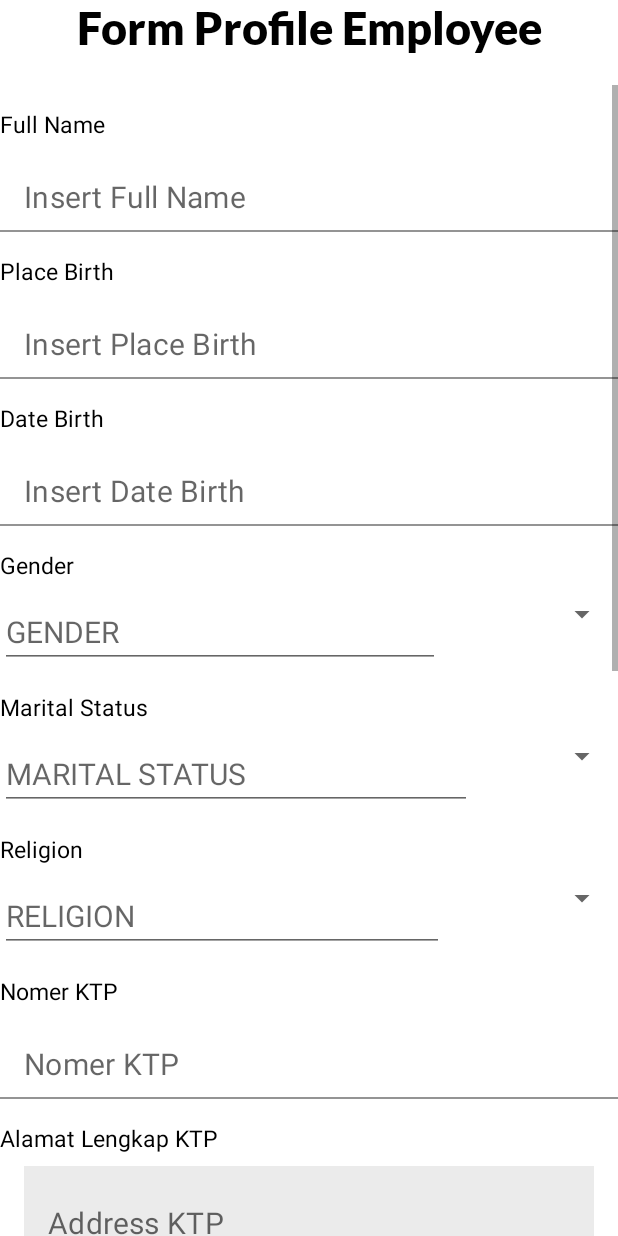
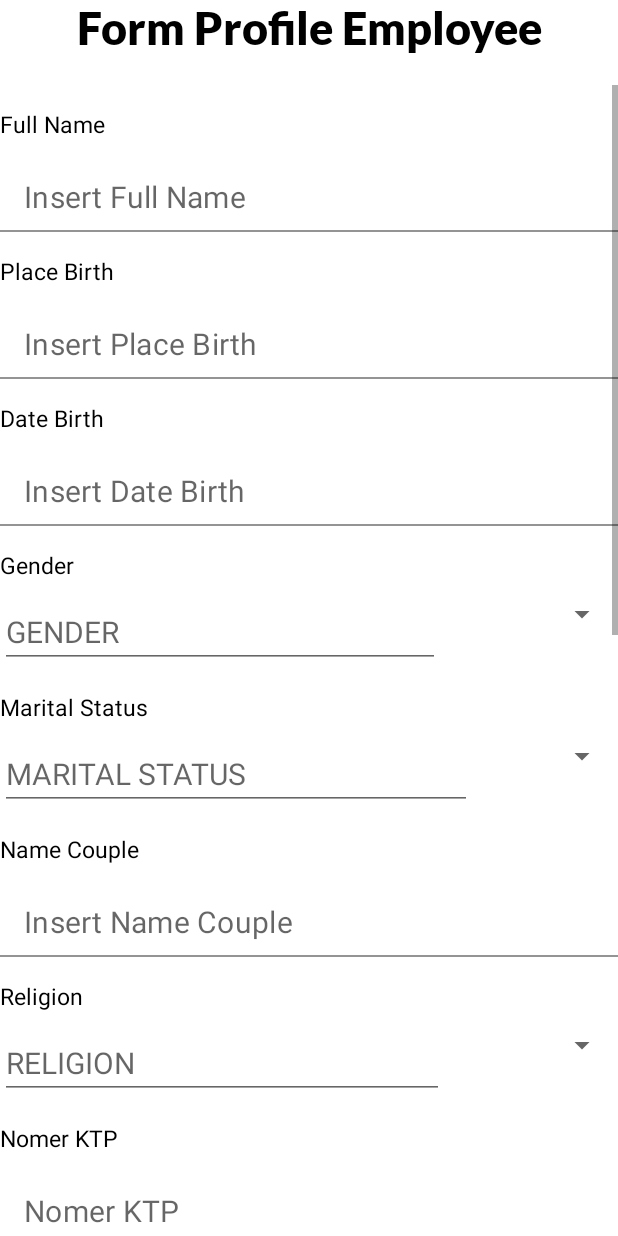
Before and after one commit to ahmadirfaan/EROS-Mobile, an Android app: the FormProfileEmployeeFragment screen opened through its navigation route, on a phone screen of 412 x 824 dp. Run offline under Robolectric (Android 15) with nearby library versions, the phone set to English and light mode, and no system bars; our stand-ins replace Dagger/Hilt's generated code, navigation-ui; 1 statement that could not run was skipped.

```diff
--- a/app/src/main/java/com/finalproject/presentations/employee/history/onprogress/HistoryOnProgressFragment.kt
+++ b/app/src/main/java/com/finalproject/presentations/employee/history/onprogress/HistoryOnProgressFragment.kt
@@ -34,6 +34,8 @@ class HistoryOnProgressFragment : Fragment() {
         binding.tvMoveFragmentHistorySuccess.setOnClickListener {
             findNavController().navigate(R.id.action_historyOnProgressFragment_to_historySuccessFragment2)
         }
+        binding.tvNotAvalaible.visibility = View.GONE
+        binding.rvOnProgressHistory.visibility = View.VISIBLE
     }
 
     companion object {
--- a/app/src/main/java/com/finalproject/presentations/employee/history/success/HistorySuccessFragment.kt
+++ b/app/src/main/java/com/finalproject/presentations/employee/history/success/HistorySuccessFragment.kt
@@ -35,6 +35,8 @@ class HistorySuccessFragment : Fragment() {
         binding.tvMoveFragmentHistoryOnProgress.setOnClickListener {
             findNavController().navigate(R.id.action_historySuccessFragment2_to_historyOnProgressFragment)
         }
+        binding.tvNotAvalaible.visibility = View.VISIBLE
+
     }
 
 
--- a/app/src/main/res/layout/fragment_form_profile_employee.xml
+++ b/app/src/main/res/layout/fragment_form_profile_employee.xml
@@ -192,6 +192,37 @@
                     android:layout_height="wrap_content"
                     android:layout_weight="1" />
             </LinearLayout>
+
+            <TextView
+                android:id="@+id/tv_name_couple"
+                android:layout_marginTop="15dp"
+                android:layout_width="wrap_content"
+                android:layout_height="wrap_content"
+                android:textColor="@color/black"
+                android:text="Name Couple"
+                android:layout_gravity="start"
+                android:textSize="15sp"/>
+
+            <com.google.android.material.textfield.TextInputLayout
+                android:id="@+id/til_input_name_couple"
+                style="@style/Widget.MaterialComponents.TextInputLayout.FilledBox"
+                android:layout_width="match_parent"
+                android:layout_height="wrap_content"
+                app:hintEnabled="false"
+                app:layout_constraintEnd_toEndOf="parent"
+                app:layout_constraintStart_toStartOf="parent"
+                app:layout_constraintTop_toBottomOf="@+id/tv_full_name">
+
+                <com.google.android.material.textfield.TextInputEditText
+                    android:id="@+id/et_name_couple"
+                    android:layout_width="match_parent"
+                    android:layout_height="wrap_content"
+                    android:background="@android:color/transparent"
+                    android:hint="Insert Name Couple"
+                    android:inputType="textPersonName"
+                    android:singleLine="true"
+                    android:textSize="20sp" />
+            </com.google.android.material.textfield.TextInputLayout>
 
             <TextView
                 android:id="@+id/tv_religion"
```
Also changed, not shown: app/src/main/java/com/finalproject/presentations/employee/claim/insurance/ClaimInsuranceFragment.kt (added, +30 -0 lines), app/src/main/java/com/finalproject/presentations/employee/claim/pregnant/ClaimPregnantFragment.kt (added, +28 -0 lines), app/src/main/java/com/finalproject/presentations/employee/claim/spd/ClaimSPDFragment.kt (added, +29 -0 lines), app/src/main/java/com/finalproject/presentations/employee/claim/training/ClaimTrainingFragment.kt (added, +28 -0 lines), app/src/main/res/layout/fragment_claim_insurance.xml (added, +14 -0 lines), app/src/main/res/layout/fragment_claim_pregnant.xml (added, +14 -0 lines), app/src/main/res/layout/fragment_claim_spd.xml (added, +14 -0 lines), app/src/main/res/layout/fragment_claim_training.xml (added, +14 -0 lines), app/src/main/res/layout/fragment_history_onprogress.xml (+8 -4 lines), app/src/main/res/layout/fragment_history_success.xml (+6 -2 lines), app/src/main/res/layout/fragment_home_employee.xml (+33 -0 lines), app/src/main/res/drawable/insurance_icon.png (added), 1 other file.
